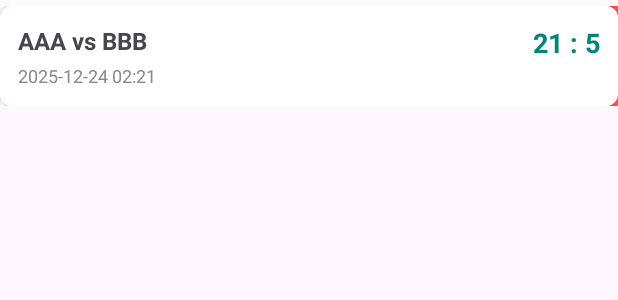
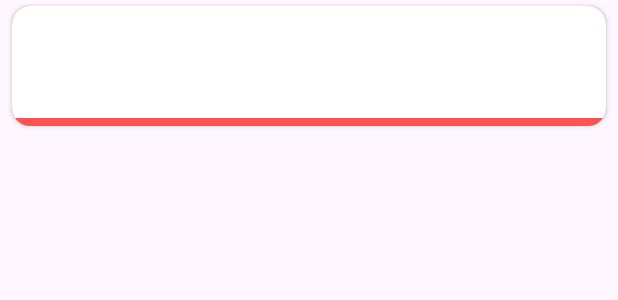
Before and after one commit to robbieji789-sudo/Batminton, an Android app: the layout item_match_history.xml on its own in the app's theme, with its tools: preview values and no code run, on a phone screen of 412 x 824 dp. Shown: the top 300 px of the screen. Run offline under Robolectric (Android 15) with nearby library versions, the phone set to English and light mode, and no system bars.

Commit message:
Develop a scoring app for badminton

```diff
--- a/app/src/main/res/layout/item_match_history.xml
+++ b/app/src/main/res/layout/item_match_history.xml
@@ -1,46 +1,45 @@
 <?xml version="1.0" encoding="utf-8"?>
-<FrameLayout xmlns:android="http://schemas.android.com/apk/res/android"
+<androidx.cardview.widget.CardView xmlns:android="http://schemas.android.com/apk/res/android"
     xmlns:app="http://schemas.android.com/apk/res-auto"
     android:layout_width="match_parent"
     android:layout_height="wrap_content"
-    android:layout_marginVertical="4dp">
+    android:layout_marginHorizontal="8dp"
+    android:layout_marginVertical="4dp"
+    app:cardCornerRadius="12dp"
+    app:cardElevation="2dp">
 
-    <LinearLayout
-        android:id="@+id/deleteRegion"
-        android:layout_width="100dp"
+    <FrameLayout
+        android:layout_width="match_parent"
+        android:layout_height="match_parent"
+        android:background="#FF5252">
+
+        <ImageView
+            android:id="@+id/ivDelete"
+            android:layout_width="80dp"
             android:layout_height="match_parent"
             android:layout_gravity="end"
-        android:background="#FF5252"
-        android:gravity="center">
+            android:background="?attr/selectableItemBackground"
+            android:clickable="true"
+            android:focusable="true"
+            android:padding="24dp"
+            android:src="@android:drawable/ic_menu_delete"
+            app:tint="@color/white" />
+    </FrameLayout>
 
-        <TextView
-            android:layout_width="wrap_content"
-            android:layout_height="wrap_content"
-            android:text="删除"
-            android:textColor="@android:color/white"
-            android:textStyle="bold" />
-    </LinearLayout>
-
-    <androidx.cardview.widget.CardView
-        android:id="@+id/contentCard"
+    <androidx.constraintlayout.widget.ConstraintLayout
+        android:id="@+id/view_foreground"
         android:layout_width="match_parent"
         android:layout_height="wrap_content"
-        app:cardCornerRadius="8dp"
-        app:cardElevation="2dp">
-
-        <androidx.constraintlayout.widget.ConstraintLayout
-            android:layout_width="match_parent"
-            android:layout_height="wrap_content"
-            android:padding="12dp"
-            android:background="@android:color/white">
+        android:background="@color/white"
+        android:padding="16dp">
 
         <TextView
             android:id="@+id/tvPlayers"
-                android:layout_width="wrap_content"
+            android:layout_width="0dp"
             android:layout_height="wrap_content"
-                android:text="AAA vs BBB"
             android:textSize="16sp"
             android:textStyle="bold"
+            app:layout_constraintEnd_toStartOf="@+id/tvScoreResult"
             app:layout_constraintStart_toStartOf="parent"
             app:layout_constraintTop_toTopOf="parent" />
 
@@ -48,10 +47,10 @@
             android:id="@+id/tvScoreResult"
             android:layout_width="wrap_content"
             android:layout_height="wrap_content"
-                android:text="21 : 5"
-                android:textSize="18sp"
+            android:textColor="@color/teal_700"
+            android:textSize="20sp"
             android:textStyle="bold"
-                android:textColor="#008577"
+            app:layout_constraintBottom_toBottomOf="parent"
             app:layout_constraintEnd_toEndOf="parent"
             app:layout_constraintTop_toTopOf="parent" />
 
@@ -60,7 +59,6 @@
             android:layout_width="wrap_content"
             android:layout_height="wrap_content"
             android:layout_marginTop="4dp"
-                android:text="2025-12-24 02:21"
             android:textColor="#888888"
             android:textSize="12sp"
             app:layout_constraintStart_toStartOf="parent"
@@ -68,4 +66,3 @@
 
     </androidx.constraintlayout.widget.ConstraintLayout>
 </androidx.cardview.widget.CardView>
-</FrameLayout>
```
Also changed, not shown: app/src/main/java/com/example/batminton/HistoryAdapter.kt (+27 -19 lines), app/src/main/java/com/example/batminton/MainActivity.kt (+111 -53 lines), app/src/main/java/com/example/batminton/MatchStorage.kt (+19 -21 lines). Lines whose indentation alone changed are shown as unchanged.
